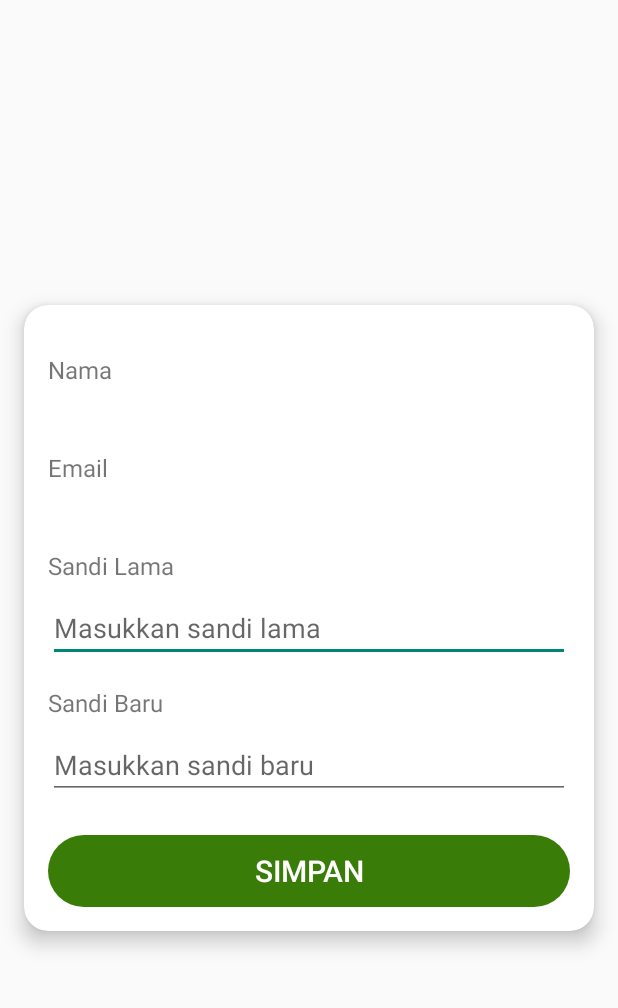
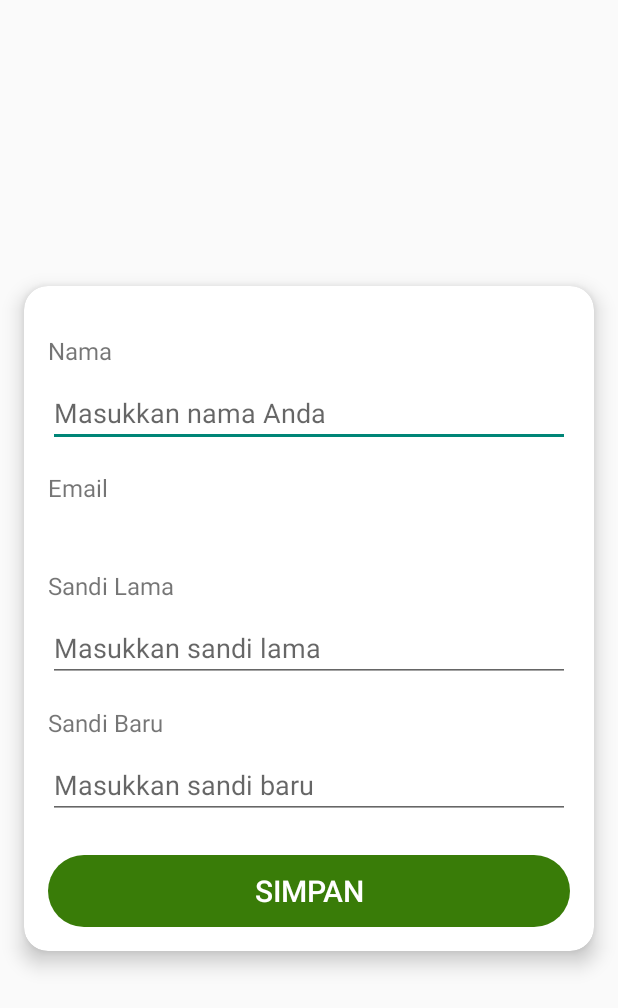
Before and after one commit to PadiPest/Mobile-App-PadiPest, an Android app: the EditProfileActivity screen opened directly, with no data from a screen before it, on a phone screen of 412 x 824 dp. Shown: the top 1008 px of the screen. Run offline under Robolectric (Android 15) with nearby library versions, the phone set to English and light mode, and no system bars; our stand-ins replace Firebase (no records; nobody signed in at launch, a user with empty details on screens opened directly); 1 statement that could not run was skipped.

Commit message:
edit activitiy_edit-profil

```diff
--- a/app/src/main/res/layout/activity_edit_profile.xml
+++ b/app/src/main/res/layout/activity_edit_profile.xml
@@ -34,13 +34,12 @@
                 app:layout_constraintTop_toTopOf="parent"
                 app:layout_constraintStart_toStartOf="parent"/>
 
-            <TextView
+            <EditText
                 android:id="@+id/name_display"
                 android:layout_width="0dp"
                 android:layout_height="wrap_content"
-                android:text="Your Name"
-                android:textColor="@android:color/darker_gray"
-                android:background="@android:color/transparent"
+                android:hint="Masukkan nama Anda"
+                android:textColor="@android:color/black"
                 android:layout_marginTop="8dp"
                 app:layout_constraintTop_toBottomOf="@id/name_label"
                 app:layout_constraintStart_toStartOf="parent"
```
